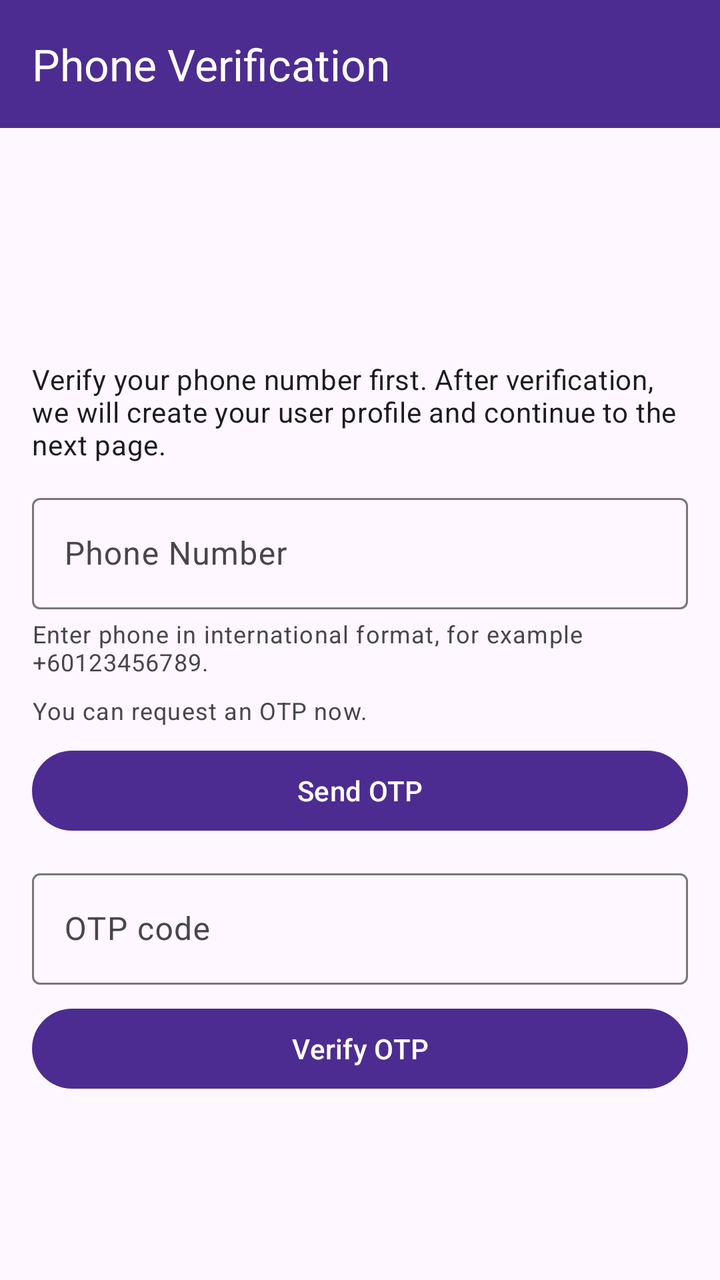
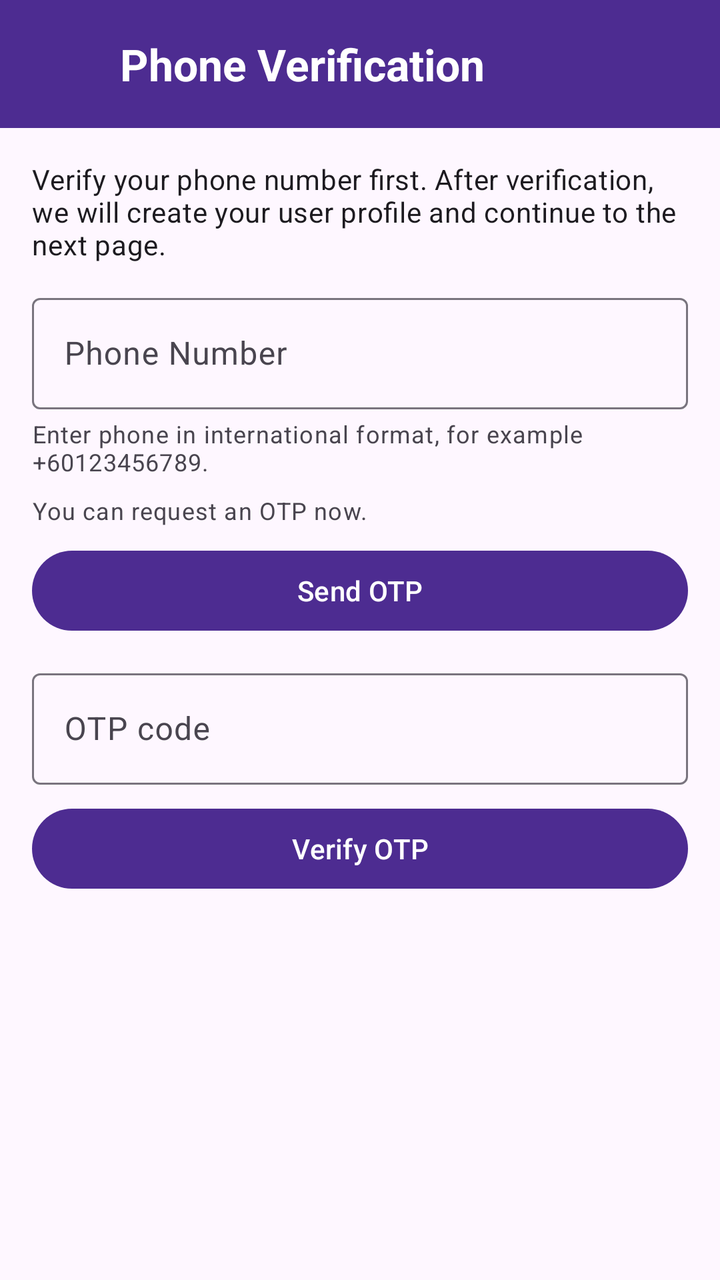

Before-and-after screenshots of an Android layout around one commit, followed by the original layout XML and the change that was made.
<!-- AndroidManifest.xml: application theme Theme.ContactSync -->
<!-- res/layout/activity_verify_phone.xml -->
<?xml version="1.0" encoding="utf-8"?>
<androidx.constraintlayout.widget.ConstraintLayout xmlns:android="http://schemas.android.com/apk/res/android"
    xmlns:app="http://schemas.android.com/apk/res-auto"
    xmlns:tools="http://schemas.android.com/tools"
    android:layout_width="match_parent"
    android:layout_height="match_parent"
    tools:context=".VerifyPhoneActivity">

    <com.google.android.material.appbar.MaterialToolbar
        android:id="@+id/toolbar"
        android:layout_width="match_parent"
        android:layout_height="?attr/actionBarSize"
        android:background="?attr/colorPrimary"
        app:layout_constraintTop_toTopOf="parent"
        app:title="@string/verify_phone_title"
        app:titleTextColor="?attr/colorOnPrimary" />

    <LinearLayout
        android:id="@+id/contentContainer"
        android:layout_width="match_parent"
        android:layout_height="wrap_content"
        android:gravity="center_horizontal"
        android:orientation="vertical"
        android:padding="16dp"
        app:layout_constraintTop_toBottomOf="@id/toolbar">

        <ImageView
            android:id="@+id/brandLogoImage"
            android:layout_width="88dp"
            android:layout_height="88dp"
            android:contentDescription="@string/brand_logo_content_description"
            android:scaleType="fitCenter"
            android:src="@drawable/tenant_brand_mark" />

        <TextView
            android:id="@+id/verifyPhoneIntroText"
            android:layout_width="match_parent"
            android:layout_height="wrap_content"
            android:layout_marginTop="12dp"
            android:text="@string/verify_phone_intro"
            android:textAppearance="?attr/textAppearanceBodyMedium" />

        <com.google.android.material.textfield.TextInputLayout
            android:id="@+id/userPhoneInputLayout"
            style="@style/Widget.Material3.TextInputLayout.OutlinedBox"
            android:layout_width="match_parent"
            android:layout_height="wrap_content"
            android:layout_marginTop="12dp"
            android:hint="@string/user_phone_hint">

            <com.google.android.material.textfield.TextInputEditText
                android:id="@+id/userPhoneInput"
                android:layout_width="match_parent"
                android:layout_height="wrap_content"
                android:imeOptions="actionNext"
                android:inputType="phone" />
        </com.google.android.material.textfield.TextInputLayout>

        <TextView
            android:id="@+id/phoneFormatHintText"
            android:layout_width="match_parent"
            android:layout_height="wrap_content"
            android:layout_marginTop="4dp"
            android:text="@string/phone_format_hint"
            android:textAppearance="?attr/textAppearanceBodySmall" />

        <TextView
            android:id="@+id/cooldownText"
            android:layout_width="match_parent"
            android:layout_height="wrap_content"
            android:layout_marginTop="8dp"
            android:text="@string/send_otp_ready"
            android:textAppearance="?attr/textAppearanceBodySmall" />

        <com.google.android.material.button.MaterialButton
            android:id="@+id/sendOtpButton"
            android:layout_width="match_parent"
            android:layout_height="wrap_content"
            android:layout_marginTop="8dp"
            android:text="@string/send_otp" />

        <com.google.android.material.textfield.TextInputLayout
            android:id="@+id/otpCodeInputLayout"
            style="@style/Widget.Material3.TextInputLayout.OutlinedBox"
            android:layout_width="match_parent"
            android:layout_height="wrap_content"
            android:layout_marginTop="12dp"
            android:hint="@string/otp_code_hint">

            <com.google.android.material.textfield.TextInputEditText
                android:id="@+id/otpCodeInput"
                android:layout_width="match_parent"
                android:layout_height="wrap_content"
                android:imeOptions="actionDone"
                android:inputType="number" />
        </com.google.android.material.textfield.TextInputLayout>

        <com.google.android.material.button.MaterialButton
            android:id="@+id/verifyOtpButton"
            android:layout_width="match_parent"
            android:layout_height="wrap_content"
            android:layout_marginTop="8dp"
            android:text="@string/verify_otp" />

        <ProgressBar
            android:id="@+id/progressBar"
            style="?android:attr/progressBarStyleHorizontal"
            android:layout_width="match_parent"
            android:layout_height="wrap_content"
            android:layout_marginTop="12dp"
            android:indeterminate="true"
            android:visibility="gone" />
    </LinearLayout>

    <TextView
        android:id="@+id/statusText"
        android:layout_width="0dp"
        android:layout_height="wrap_content"
        android:layout_margin="16dp"
        android:text="@string/status_idle"
        android:visibility="gone"
        android:textAppearance="?attr/textAppearanceBodyMedium"
        app:layout_constraintEnd_toEndOf="parent"
        app:layout_constraintStart_toStartOf="parent"
        app:layout_constraintTop_toBottomOf="@id/contentContainer" />

</androidx.constraintlayout.widget.ConstraintLayout>
<!-- resources referenced by this layout -->
<resources>
  <string name="brand_logo_content_description">Tenant logo</string>
  <string name="otp_code_hint">OTP code</string>
  <string name="phone_format_hint">Enter phone in international format, for example +60123456789.</string>
  <string name="send_otp">Send OTP</string>
  <string name="send_otp_ready">You can request an OTP now.</string>
  <string name="status_idle">Status: Ready</string>
  <string name="user_phone_hint">Phone Number</string>
  <string name="verify_otp">Verify OTP</string>
  <string name="verify_phone_intro">Verify your phone number first. After verification, we will create your user profile and continue to the next page.</string>
  <string name="verify_phone_title">Phone Verification</string>
  <style name="Theme.ContactSync" parent="Theme.Material3.DayNight.NoActionBar">
          <item name="colorPrimary">@color/brand_primary</item>
          <item name="colorOnPrimary">@color/brand_on_primary</item>
          <item name="android:statusBarColor">@color/brand_primary</item>
          <item name="android:navigationBarColor">@color/brand_surface</item>
          <item name="colorSurface">@color/brand_surface</item>
      </style>
  <color name="brand_primary">#4D2C91</color>
  <color name="brand_on_primary">#FFFFFF</color>
  <color name="brand_surface">#F7F4FB</color>
</resources>

<!-- the commit's change to res/layout/activity_verify_phone.xml (unified diff, before → after) -->
@@ -12,8 +12,34 @@
         android:layout_height="?attr/actionBarSize"
         android:background="?attr/colorPrimary"
         app:layout_constraintTop_toTopOf="parent"
-        app:title="@string/verify_phone_title"
-        app:titleTextColor="?attr/colorOnPrimary" />
+        app:titleTextColor="?attr/colorOnPrimary">
+
+        <LinearLayout
+            android:layout_width="wrap_content"
+            android:layout_height="match_parent"
+            android:layout_gravity="start|center_vertical"
+            android:gravity="center_vertical"
+            android:orientation="horizontal">
+
+            <ImageView
+                android:id="@+id/toolbarBrandLogoImage"
+                android:layout_width="32dp"
+                android:layout_height="32dp"
+                android:layout_marginEnd="12dp"
+                android:contentDescription="@string/brand_logo_content_description"
+                android:scaleType="fitCenter"
+                android:src="@drawable/tenant_brand_mark" />
+
+            <TextView
+                android:id="@+id/toolbarTitleText"
+                android:layout_width="wrap_content"
+                android:layout_height="wrap_content"
+                android:text="@string/verify_phone_title"
+                android:textAppearance="?attr/textAppearanceTitleLarge"
+                android:textColor="?attr/colorOnPrimary"
+                android:textStyle="bold" />
+        </LinearLayout>
+    </com.google.android.material.appbar.MaterialToolbar>
 
     <LinearLayout
         android:id="@+id/contentContainer"
@@ -24,19 +50,10 @@
         android:padding="16dp"
         app:layout_constraintTop_toBottomOf="@id/toolbar">
 
-        <ImageView
-            android:id="@+id/brandLogoImage"
-            android:layout_width="88dp"
-            android:layout_height="88dp"
-            android:contentDescription="@string/brand_logo_content_description"
-            android:scaleType="fitCenter"
-            android:src="@drawable/tenant_brand_mark" />
-
         <TextView
             android:id="@+id/verifyPhoneIntroText"
             android:layout_width="match_parent"
             android:layout_height="wrap_content"
-            android:layout_marginTop="12dp"
             android:text="@string/verify_phone_intro"
             android:textAppearance="?attr/textAppearanceBodyMedium" />
 
